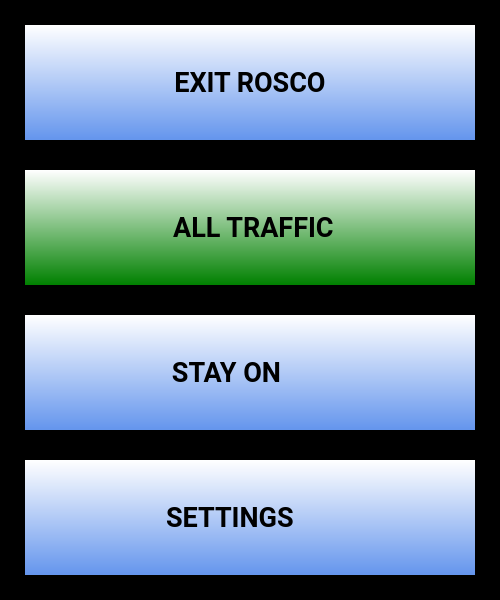
The window that ui/MenuDialog.ui (UnexplodedMinds/Rosco) describes before a commit, drawn with Qt 5.
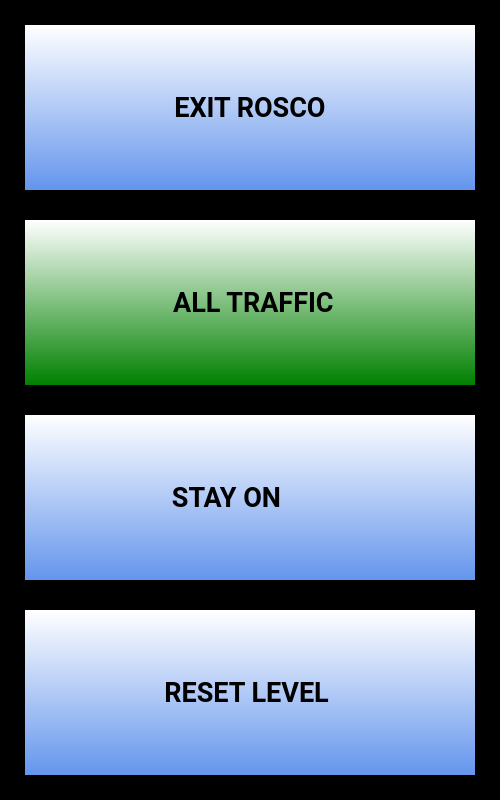
The same window after the commit. Icons and pictures are not drawn.

Diff of the .ui file:
```diff
--- a/ui/MenuDialog.ui
+++ b/ui/MenuDialog.ui
@@ -7,7 +7,7 @@
     <x>0</x>
     <y>0</y>
     <width>500</width>
-    <height>600</height>
+    <height>800</height>
    </rect>
   </property>
   <property name="sizePolicy">
@@ -19,13 +19,13 @@
   <property name="minimumSize">
    <size>
     <width>500</width>
-    <height>600</height>
+    <height>800</height>
    </size>
   </property>
   <property name="maximumSize">
    <size>
     <width>500</width>
-    <height>600</height>
+    <height>800</height>
    </size>
   </property>
   <property name="palette">
@@ -254,7 +254,7 @@
       </font>
      </property>
      <property name="text">
-      <string> SETTINGS       </string>
+      <string>RESET LEVEL </string>
      </property>
      <property name="icon">
       <iconset resource="ahrsresources.qrc">
```
Left out of the diff: 12 changed lines with no effect on the pictures.
